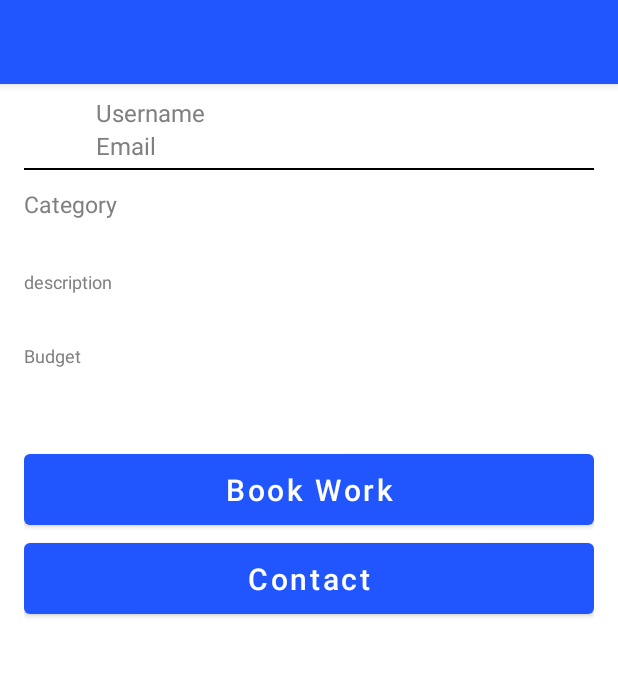
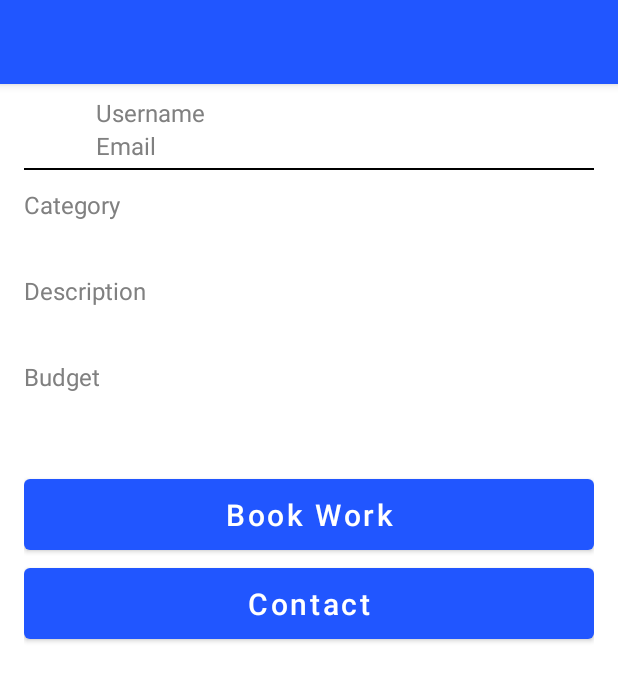
Before and after one commit to VictorKabata/FixItApp, an Android app: the layout fragment_post_detail.xml on its own in the app's theme, with its tools: preview values and no code run, on a phone screen of 412 x 824 dp. Shown: the top 681 px of the screen. Run offline under Robolectric (Android 15) with nearby library versions, the light colour scheme and no system bars.

Commit message:
Added post detail fragment

```diff
--- a/app/src/main/java/com/vickikbt/fixitapp/models/entity/Post.kt
+++ b/app/src/main/java/com/vickikbt/fixitapp/models/entity/Post.kt
@@ -14,7 +14,7 @@ data class Post(
     val id: Int,
 
     @SerializedName("user_id")
-    @ColumnInfo(name = "User_ID")
+    //@ColumnInfo(name = "User_ID")
     val userId: Int,
 
     @SerializedName("worker_id")
--- a/app/src/main/java/com/vickikbt/fixitapp/repositories/UserRepository.kt
+++ b/app/src/main/java/com/vickikbt/fixitapp/repositories/UserRepository.kt
@@ -59,4 +59,6 @@ class UserRepository @Inject constructor(private val apiService: ApiService, pri
         return safeApiRequest { apiService.uploadProfilePicture(profilePicture) }
     }
 
+    suspend fun getUser(id:Int)=safeApiRequest { apiService.getUser(id) }
+
 }
--- a/app/src/main/res/layout/fragment_post_detail.xml
+++ b/app/src/main/res/layout/fragment_post_detail.xml
@@ -107,7 +107,7 @@
                     android:layout_marginTop="8dp"
                     android:text="@string/category"
                     android:textColor="@color/secondaryColor"
-                    android:textSize="15sp" />
+                    android:textSize="16sp" />
 
                 <TextView
                     android:id="@+id/textView_post_category"
@@ -116,7 +116,7 @@
                     android:ellipsize="end"
                     android:maxLines="1"
                     android:textColor="@color/primaryColor"
-                    android:textSize="18sp"
+                    android:textSize="20sp"
                     android:textStyle="bold" />
 
                 <TextView
@@ -125,7 +125,7 @@
                     android:layout_marginTop="8dp"
                     android:text="@string/description"
                     android:textColor="@color/secondaryColor"
-                    android:textSize="12sp" />
+                    android:textSize="16sp" />
 
                 <TextView
                     android:id="@+id/textView_post_description"
@@ -133,7 +133,7 @@
                     android:layout_height="wrap_content"
                     android:ellipsize="end"
                     android:textColor="@color/primaryColor"
-                    android:textSize="18sp" />
+                    android:textSize="20sp" />
 
                 <TextView
                     android:layout_width="wrap_content"
@@ -141,7 +141,7 @@
                     android:layout_marginTop="8dp"
                     android:text="@string/budget"
                     android:textColor="@color/secondaryColor"
-                    android:textSize="12sp" />
+                    android:textSize="16sp" />
 
                 <TextView
                     android:id="@+id/textView_post_budget"
--- a/app/src/main/res/values-night/themes.xml
+++ b/app/src/main/res/values-night/themes.xml
@@ -1,6 +1,6 @@
 <resources xmlns:tools="http://schemas.android.com/tools">
     <!-- Base application theme. -->
-    <style name="Theme.FixItApp" parent="Theme.MaterialComponents.DayNight.DarkActionBar">
+    <style name="Theme.FixItApp" parent="Theme.MaterialComponents.DayNight.NoActionBar">
         <!-- Primary brand color. -->
         <item name="colorPrimary">@color/colorPrimary</item>
         <item name="colorPrimaryVariant">@color/colorPrimary</item>
--- a/app/src/main/res/values/strings.xml
+++ b/app/src/main/res/values/strings.xml
@@ -2,10 +2,6 @@
     <string name="app_name">FixIt App</string>
     <string name="navigation_drawer_open">Open navigation drawer</string>
     <string name="navigation_drawer_close">Close navigation drawer</string>
-    <string name="nav_header_title">Android Studio</string>
-    <string name="nav_header_subtitle">android.studio@android.com</string>
-    <string name="nav_header_desc">Navigation header</string>
-    <string name="action_settings">Settings</string>
 
     <string name="email">Email</string>
     <string name="password">Password</string>
@@ -22,7 +18,7 @@
     <string name="profile">Profile</string>
     <string name="messages">Messages</string>
     <string name="settings">Settings</string>
-    <string name="personal_information">Presonal Information</string>
+    <string name="personal_information">Personal Information</string>
     <string name="specialisation">Specialisation</string>
     <string name="address_information">Address Information</string>
     <string name="address">Address</string>
@@ -31,7 +27,7 @@
     <string name="no">No</string>
     <string name="yes">Yes</string>
     <string name="category">Category</string>
-    <string name="description">description</string>
+    <string name="description">Description</string>
     <string name="budget">Budget</string>
     <string name="book_work">Book Work</string>
     <string name="contact">Contact</string>
--- a/app/src/main/res/values/themes.xml
+++ b/app/src/main/res/values/themes.xml
@@ -1,6 +1,6 @@
 <resources xmlns:tools="http://schemas.android.com/tools">
     <!-- Base application theme. -->
-    <style name="Theme.FixItApp" parent="Theme.MaterialComponents.DayNight.DarkActionBar">
+    <style name="Theme.FixItApp" parent="Theme.MaterialComponents.DayNight.NoActionBar">
         <!-- Primary brand color. -->
         <item name="colorPrimary">@color/colorPrimary</item>
         <item name="colorPrimaryVariant">@color/colorPrimary</item>
```
Also changed, not shown: app/src/main/java/com/vickikbt/fixitapp/ui/adapters/HomeRecyclerviewAdapter.kt (+10 -9 lines), app/src/main/java/com/vickikbt/fixitapp/ui/fragments/PostDetailFragment.kt (+74 -3 lines), app/src/main/res/layout/nav_header_main.xml (+39 -22 lines).
